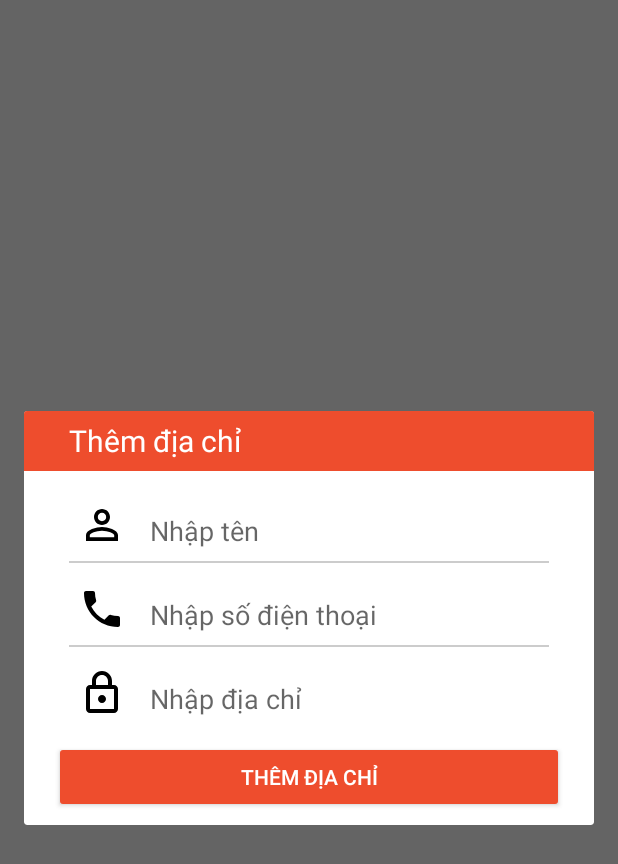
After one commit to jaenguyen/MyShop, an Android app: the BuyActivity screen opened directly, with no data from a screen before it, on a phone screen of 412 x 824 dp. The commit adds this screen. Shown: the top 864 px of the screen. Run offline under Robolectric (Android 15) with nearby library versions, the phone set to English and light mode, and no system bars; our stand-ins replace Firebase (no records; nobody signed in at launch, a user with empty details on screens opened directly); 1 statement that could not run was skipped.

Commit message:
add address

```diff
--- a/app/src/main/AndroidManifest.xml
+++ b/app/src/main/AndroidManifest.xml
@@ -15,6 +15,9 @@
         android:supportsRtl="true"
         android:theme="@style/Theme.MyShop"
         tools:targetApi="31">
+        <activity
+            android:name=".activity.BuyActivity"
+            android:exported="false" />
         <activity
             android:name=".activity.ProductActivity"
             android:exported="false" />
--- /dev/null
+++ b/app/src/main/java/com/ic/myshop/activity/BuyActivity.java
@@ -0,0 +1,83 @@
+package com.ic.myshop.activity;
+
+import androidx.annotation.NonNull;
+import androidx.appcompat.app.AppCompatActivity;
+
+import android.app.AlertDialog;
+import android.os.Bundle;
+import android.view.View;
+import android.widget.Button;
+import android.widget.ImageView;
+import android.widget.TextView;
+import android.widget.Toast;
+
+import com.bumptech.glide.Glide;
+import com.google.android.gms.tasks.OnCompleteListener;
+import com.google.android.gms.tasks.Task;
+import com.google.firebase.firestore.DocumentSnapshot;
+import com.google.firebase.firestore.FirebaseFirestore;
+import com.ic.myshop.R;
+import com.ic.myshop.constant.MessageConstant;
+import com.ic.myshop.db.DbFactory;
+import com.ic.myshop.helper.ConversionHelper;
+import com.ic.myshop.model.Address;
+import com.ic.myshop.model.User;
+
+import java.util.List;
+
+public class BuyActivity extends AppCompatActivity {
+
+    private FirebaseFirestore db;
+    private static final DbFactory dbFactory = DbFactory.getInstance();
+
+    @Override
+    protected void onCreate(Bundle savedInstanceState) {
+        super.onCreate(savedInstanceState);
+        setContentView(R.layout.activity_buy);
+        init();
+
+        db.collection("users").document(dbFactory.getUserId())
+                .get().addOnCompleteListener(new OnCompleteListener<DocumentSnapshot>() {
+            @Override
+            public void onComplete(@NonNull Task<DocumentSnapshot> task) {
+                if (task.isSuccessful()) {
+                    DocumentSnapshot documentSnapshot = task.getResult();
+                    User user = documentSnapshot.toObject(User.class);
+                    List<Address> addresses = user.getAddresses();
+                    if (addresses == null || addresses.isEmpty()) {
+                        // Tạo một Dialog
+                        AlertDialog.Builder builder = new AlertDialog.Builder(BuyActivity.this);
+                        // Inflate layout cho dialog từ tệp XML
+                        View dialogView = getLayoutInflater().inflate(R.layout.new_address_dialog, null);
+                        builder.setView(dialogView);
+                        // Khởi tạo các thành phần trong dialog
+                        TextView txtName = dialogView.findViewById(R.id.txt_name);
+                        TextView txtPhone = dialogView.findViewById(R.id.txt_phone);
+                        TextView txtAddress = dialogView.findViewById(R.id.txt_address);
+                        Button btnAddAddress = dialogView.findViewById(R.id.btn_add_address);
+                        // Tạo và hiển thị dialog
+                        AlertDialog dialog = builder.create();
+                        dialog.show();
+                        // Thiết lập sự kiện cho nút add, remove
+                        btnAddAddress.setOnClickListener(new View.OnClickListener() {
+                            @Override
+                            public void onClick(View v) {
+                                String name = txtName.getText().toString().trim();
+                                String phone = txtPhone.getText().toString().trim();
+                                String street = txtAddress.getText().toString();
+                                addresses.add(new Address(name, phone, street));
+                                dbFactory.updateAddresses(addresses);
+                                dialog.dismiss();
+                            }
+                        });
+                    }
+                }
+            }
+        });
+
+    }
+
+    private void init() {
+        db = FirebaseFirestore.getInstance();
+    }
+}
--- a/app/src/main/java/com/ic/myshop/activity/CartActivity.java
+++ b/app/src/main/java/com/ic/myshop/activity/CartActivity.java
@@ -5,10 +5,9 @@ import androidx.appcompat.app.AppCompatActivity;
 import androidx.recyclerview.widget.LinearLayoutManager;
 import androidx.recyclerview.widget.RecyclerView;
 
+import android.content.Intent;
 import android.os.Bundle;
 import android.view.View;
-import android.widget.CheckBox;
-import android.widget.CompoundButton;
 import android.widget.ImageButton;
 import android.widget.ImageView;
 import android.widget.TextView;
@@ -28,14 +27,13 @@ import com.ic.myshop.helper.ConversionHelper;
 import com.ic.myshop.model.Cart;
 import com.ic.myshop.model.Product;
 
-import java.util.ArrayList;
 import java.util.List;
 import java.util.Map;
 
 public class CartActivity extends AppCompatActivity {
 
     private long totalPrice = 0;
-    private TextView txtTotalPrice;
+    private TextView txtTotalPrice, btnBuy;
     private TextView toolbarTitle;
     private ImageButton btnBack;
     //empty cart
@@ -160,6 +158,19 @@ public class CartActivity extends AppCompatActivity {
                 }
             }
         });
+
+        btnBuy.setOnClickListener(new View.OnClickListener() {
+            @Override
+            public void onClick(View v) {
+                List<String> selected = cartItemAdapter.getSelected();
+                if (selected == null || selected.isEmpty()) {
+                    Toast.makeText(CartActivity.this, MessageConstant.NOT_SELECTED_PRODUCT, Toast.LENGTH_SHORT).show();
+                } else {
+                    Intent intent = new Intent(getApplicationContext(), BuyActivity.class);
+                    startActivity(intent);
+                }
+            }
+        });
     }
 
     private void init() {
@@ -167,6 +178,7 @@ public class CartActivity extends AppCompatActivity {
         toolbarTitle.setText(Constant.CART);
         btnBack = findViewById(R.id.toolbar_back_button);
         txtTotalPrice = findViewById(R.id.txt_total_price);
+        btnBuy = findViewById(R.id.btn_buy);
         //empty
         imageEmptyCart = findViewById(R.id.image_empty_cart);
         txtEmptyCart = findViewById(R.id.txt_empty_cart);
--- a/app/src/main/java/com/ic/myshop/adapter/CartItemAdapter.java
+++ b/app/src/main/java/com/ic/myshop/adapter/CartItemAdapter.java
@@ -49,6 +49,10 @@ public class CartItemAdapter extends RecyclerView.Adapter<CartItemAdapter.CartIt
 
     public String getCartItemId(int position) {
         return products.get(position).getId();
+    }
+
+    public List<String> getSelected() {
+        return selected;
     }
 
     public int getQuantity(String id) {
--- a/app/src/main/java/com/ic/myshop/constant/MessageConstant.java
+++ b/app/src/main/java/com/ic/myshop/constant/MessageConstant.java
@@ -13,5 +13,5 @@ public class MessageConstant {
     public static final String UPLOAD_SUCCESS = "Upload success";
     public static final String ADD_TO_CART = "Đã thêm vào giỏ";
     public static final String ADD_WARNING = "Bạn chỉ có thể mua tối đa %d sản phẩm";
-
+    public static final String NOT_SELECTED_PRODUCT = "Bạn vẫn chưa chọn sản phẩm nào để mua";
 }
--- a/app/src/main/java/com/ic/myshop/db/DbFactory.java
+++ b/app/src/main/java/com/ic/myshop/db/DbFactory.java
@@ -12,9 +12,12 @@ import com.google.firebase.firestore.FirebaseFirestore;
 import com.google.firebase.storage.FirebaseStorage;
 import com.google.firebase.storage.StorageReference;
 import com.ic.myshop.constant.DatabaseConstant;
+import com.ic.myshop.model.Address;
 import com.ic.myshop.model.Cart;
 import com.ic.myshop.model.Product;
 import com.ic.myshop.model.User;
+
+import java.util.List;
 
 public class DbFactory {
 
@@ -86,4 +89,9 @@ public class DbFactory {
     public String getUserId() {
         return FirebaseAuth.getInstance().getUid();
     }
+
+    public void updateAddresses(List<Address> addresses) {
+        DocumentReference documentReference = firebaseFirestore.collection(DatabaseConstant.USERS).document(getUserId());
+        documentReference.update("addresses", addresses);
+    }
 }
--- a/app/src/main/java/com/ic/myshop/model/User.java
+++ b/app/src/main/java/com/ic/myshop/model/User.java
@@ -1,6 +1,7 @@
 package com.ic.myshop.model;
 
 import java.io.Serializable;
+import java.util.ArrayList;
 import java.util.List;
 
 public class User implements Serializable {
@@ -20,6 +21,7 @@ public class User implements Serializable {
         this.email = email;
         this.password = password;
         this.phone = phone;
+        this.addresses = new ArrayList<>();
     }
 
     public User(String id, String email, String password, String phone, List<Address> addresses) {
--- /dev/null
+++ b/app/src/main/res/layout/activity_buy.xml
@@ -0,0 +1,9 @@
+<?xml version="1.0" encoding="utf-8"?>
+<androidx.constraintlayout.widget.ConstraintLayout xmlns:android="http://schemas.android.com/apk/res/android"
+    xmlns:app="http://schemas.android.com/apk/res-auto"
+    xmlns:tools="http://schemas.android.com/tools"
+    android:layout_width="match_parent"
+    android:layout_height="match_parent"
+    tools:context=".activity.BuyActivity">
+
+</androidx.constraintlayout.widget.ConstraintLayout>
--- a/app/src/main/res/layout/activity_cart.xml
+++ b/app/src/main/res/layout/activity_cart.xml
@@ -59,6 +59,7 @@
             android:textColor="@color/primary_color" />
 
         <TextView
+            android:id="@+id/btn_buy"
             android:layout_width="wrap_content"
             android:layout_height="match_parent"
             android:background="@color/primary_color"
--- /dev/null
+++ b/app/src/main/res/layout/dialog_toolbar.xml
@@ -0,0 +1,15 @@
+<?xml version="1.0" encoding="utf-8"?>
+<RelativeLayout xmlns:android="http://schemas.android.com/apk/res/android"
+    android:layout_width="match_parent"
+    android:layout_height="40dp"
+    android:background="@color/primary_color">
+
+    <TextView
+        android:layout_width="wrap_content"
+        android:layout_height="match_parent"
+        android:layout_marginLeft="30dp"
+        android:gravity="center_vertical"
+        android:text="@string/add_product"
+        android:textColor="@color/white"
+        android:textSize="20dp" />
+</RelativeLayout>
--- /dev/null
+++ b/app/src/main/res/layout/new_address_dialog.xml
@@ -0,0 +1,98 @@
+<?xml version="1.0" encoding="utf-8"?>
+<RelativeLayout xmlns:android="http://schemas.android.com/apk/res/android"
+    xmlns:app="http://schemas.android.com/apk/res-auto"
+    xmlns:tools="http://schemas.android.com/tools"
+    android:layout_width="match_parent"
+    android:layout_height="wrap_content"
+    android:paddingBottom="8dp">
+
+    <include
+        android:id="@+id/toolbar_account_setting"
+        layout="@layout/dialog_toolbar" />
+
+    <!--    Email   -->
+    <ImageView
+        android:layout_width="wrap_content"
+        android:layout_height="wrap_content"
+        android:layout_marginLeft="36dp"
+        android:layout_marginTop="60dp"
+        android:src="@drawable/ic_user_login" />
+
+    <EditText
+        android:id="@+id/txt_name"
+        android:layout_width="match_parent"
+        android:layout_height="40dp"
+        android:layout_marginLeft="64dp"
+        android:layout_marginRight="30dp"
+        android:layout_marginTop="60dp"
+        android:background="@android:color/transparent"
+        android:hint="Nhập tên"
+        android:paddingStart="20dp" />
+
+    <View
+        android:layout_width="match_parent"
+        android:layout_height="1dp"
+        android:layout_below="@id/txt_name"
+        android:layout_marginLeft="30dp"
+        android:layout_marginRight="30dp"
+        android:background="#ccc" />
+
+    <ImageView
+        android:layout_width="wrap_content"
+        android:layout_height="wrap_content"
+        android:layout_below="@id/txt_name"
+        android:layout_marginLeft="36dp"
+        android:layout_marginTop="16dp"
+        android:src="@drawable/ic_phone" />
+
+    <EditText
+        android:id="@+id/txt_phone"
+        android:layout_width="match_parent"
+        android:layout_height="40dp"
+        android:layout_below="@id/txt_name"
+        android:layout_marginLeft="64dp"
+        android:layout_marginTop="16dp"
+        android:layout_marginRight="30dp"
+        android:background="@android:color/transparent"
+        android:hint="Nhập số điện thoại"
+        android:paddingStart="20dp" />
+
+    <View
+        android:layout_width="match_parent"
+        android:layout_height="1dp"
+        android:layout_below="@id/txt_phone"
+        android:layout_marginLeft="30dp"
+        android:layout_marginRight="30dp"
+        android:background="@color/gray" />
+
+    <ImageView
+        android:layout_width="wrap_content"
+        android:layout_height="wrap_content"
+        android:layout_below="@id/txt_phone"
+        android:layout_marginLeft="36dp"
+        android:layout_marginTop="16dp"
+        android:src="@drawable/ic_password_login" />
+
+    <EditText
+        android:id="@+id/txt_address"
+        android:layout_width="match_parent"
+        android:layout_height="40dp"
+        android:layout_below="@id/txt_phone"
+        android:layout_marginLeft="64dp"
+        android:layout_marginTop="16dp"
+        android:layout_marginRight="30dp"
+        android:background="@android:color/transparent"
+        android:hint="Nhập địa chỉ"
+        android:paddingStart="20dp" />
+
+    <Button
+        android:id="@+id/btn_add_address"
+        android:layout_width="match_parent"
+        android:layout_height="wrap_content"
+        android:layout_marginLeft="20dp"
+        android:layout_marginRight="20dp"
+        android:layout_marginTop="220dp"
+        android:backgroundTint="@color/primary_color"
+        android:text="Thêm địa chỉ"
+        android:textColor="@color/white" />
+</RelativeLayout>
--- a/app/src/main/res/values/strings.xml
+++ b/app/src/main/res/values/strings.xml
@@ -16,6 +16,7 @@
     <string name="product_category">Loại</string>
     <string name="product_sell_number">Số lượng bán</string>
     <string name="product_image">Ảnh mô tả</string>
+    <string name="add_product">Thêm địa chỉ</string>
     <string-array name="type">
         <item>Thời trang</item>
         <item>Điện tử</item>
```
